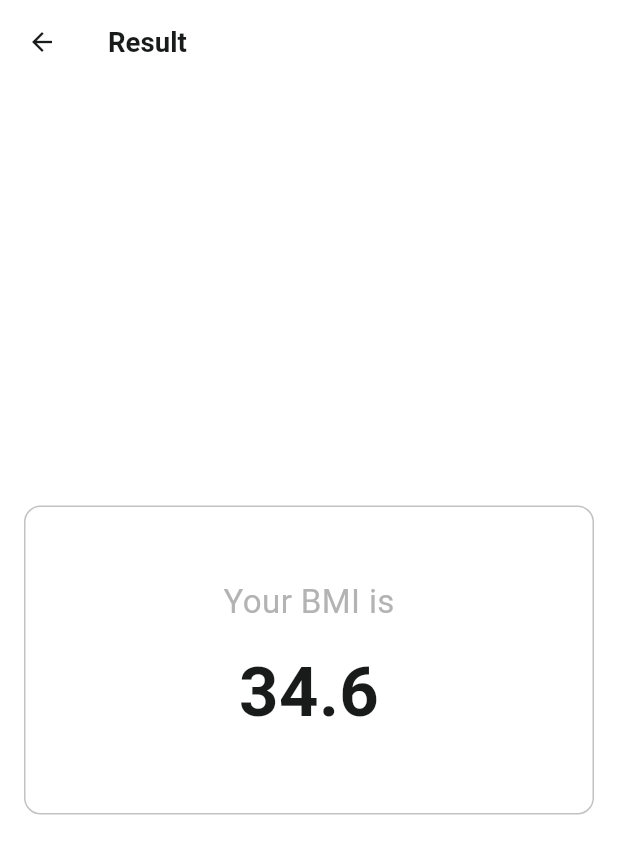
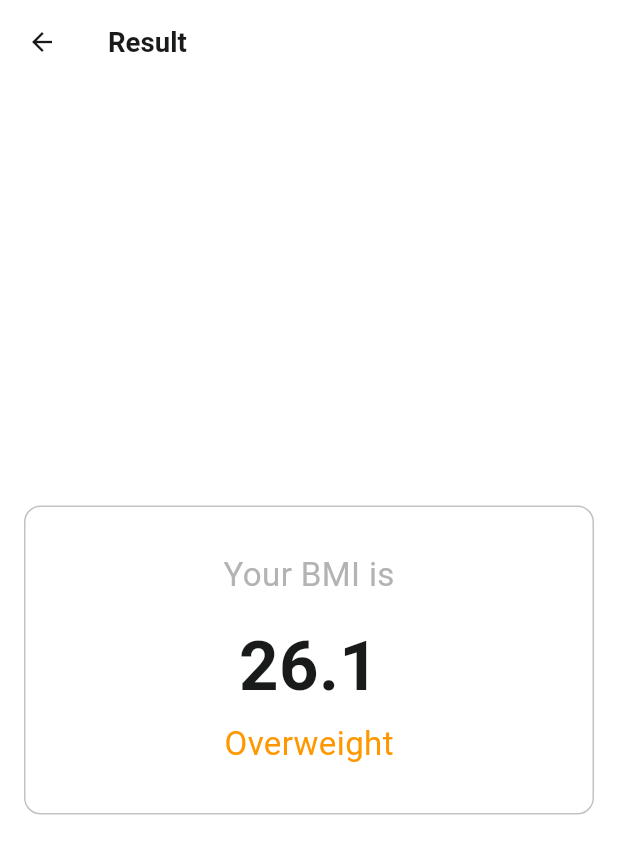
Before and after one commit to AhmedAbogameel-CCIC-2024/bmi_calculator, a Flutter app: the screen it shows after launch, after a tap on "Calculate", on a phone screen of 412 x 824 dp. Shown: the top 854 px of the screen. Run offline on Flutter 3.47's test engine with Material 3 defaults, Android fonts, the phone set to English and light mode, and no system bars; our stand-ins replace flutter_screenutil, font_awesome_flutter; Roboto replaces fonts that are missing (Poppins).

Commit message:
Calculator Logic Implemented

```diff
--- a/lib/views/calculator/view.dart
+++ b/lib/views/calculator/view.dart
@@ -10,8 +10,23 @@ import '../../widgets/app/counter_card.dart';
 import '../../widgets/app/gender_choice_card.dart';
 import '../result /view.dart';
 
-class CalculatorView extends StatelessWidget {
+class CalculatorView extends StatefulWidget {
   const CalculatorView({Key? key}) : super(key: key);
+
+  @override
+  State<CalculatorView> createState() => _CalculatorViewState();
+}
+
+class _CalculatorViewState extends State<CalculatorView> {
+
+  int height = 175;
+  int weight = 80;
+  bool isMale = true;
+
+  double calculate() {
+    final heightInMeter = height / 100;
+    return weight / (heightInMeter * heightInMeter);
+  }
 
   @override
   Widget build(BuildContext context) {
@@ -30,7 +45,8 @@ class CalculatorView extends StatelessWidget {
                     child: GenderChoiceCard(
                       title: 'Male',
                       icon: FontAwesomeIcons.person,
-                      isSelected: true,
+                      isSelected: isMale,
+                      onTap: () => setState(() => isMale = true),
                     ),
                   ),
                   SizedBox(width: 16.width),
@@ -38,7 +54,8 @@ class CalculatorView extends StatelessWidget {
                     child: GenderChoiceCard(
                       title: 'Female',
                       icon: FontAwesomeIcons.personDress,
-                      isSelected: false,
+                      isSelected: !isMale,
+                      onTap: () => setState(() => isMale = false),
                     ),
                   ),
                 ],
@@ -46,20 +63,24 @@ class CalculatorView extends StatelessWidget {
             ),
             SizedBox(height: 16.height),
             CounterCard(
-              count: '190',
+              count: '$height',
               title: 'Height (in cm)',
+              onPlus: () => height < 220 ? setState(() => height++) : null,
+              onMinus: () => height > 40 ? setState(() => height--) : null,
             ),
             SizedBox(height: 16.height),
             CounterCard(
-              count: '90',
+              count: '$weight',
               title: 'Weight (in kg)',
+              onPlus: () => setState(() => weight++),
+              onMinus: () => weight > 5 ? setState(() => weight--) : null,
             ),
             SizedBox(height: 40.height),
             SafeArea(
               child: AppButton(
                 title: 'Calculate',
                 onTap: () {
-                  RouteUtils.push(context, ResultView());
+                  RouteUtils.push(context, ResultView(result: calculate()));
                 },
               ),
             ),
--- a/lib/views/result /view.dart
+++ b/lib/views/result /view.dart
@@ -6,7 +6,36 @@ import 'package:bmi_calculator/widgets/app_text.dart';
 import 'package:flutter/material.dart';
 
 class ResultView extends StatelessWidget {
-  const ResultView({Key? key}) : super(key: key);
+  const ResultView({
+    Key? key,
+    required this.result,
+  }) : super(key: key);
+
+  final double result;
+
+  String getResult() {
+    if (result < 18.5) {
+      return "Underweight";
+    } else if (result >= 18.5 && result < 25) {
+      return 'Normal';
+    } else if (result >= 25 && result < 30) {
+      return 'Overweight';
+    } else {
+      return 'Obese';
+    }
+  }
+
+  Color getColor() {
+    if (result < 18.5) {
+      return AppColors.grey;
+    } else if (result >= 18.5 && result < 25) {
+      return Colors.yellow;
+    } else if (result >= 25 && result < 30) {
+      return Colors.orange;
+    } else {
+      return Colors.red;
+    }
+  }
 
   @override
   Widget build(BuildContext context) {
@@ -29,9 +58,15 @@ class ResultView extends StatelessWidget {
               ),
               SizedBox(height: 12.height),
               AppText(
-                title: '34.6',
+                title: result.toStringAsFixed(1),
                 fontSize: 50.font,
                 fontWeight: FontWeight.w700,
+              ),
+              SizedBox(height: 4.height),
+              AppText(
+                title: '${getResult()}',
+                color: getColor(),
+                fontSize: 24.font,
               ),
             ],
           ),
--- a/lib/widgets/app/gender_choice_card.dart
+++ b/lib/widgets/app/gender_choice_card.dart
@@ -3,6 +3,7 @@ import 'package:bmi_calculator/core/extensions/num.dart';
 import 'package:bmi_calculator/core/utils/colors.dart';
 import 'package:bmi_calculator/widgets/app_text.dart';
 import 'package:flutter/cupertino.dart';
+import 'package:flutter/material.dart';
 import 'package:font_awesome_flutter/font_awesome_flutter.dart';
 
 class GenderChoiceCard extends StatelessWidget {
@@ -11,18 +12,22 @@ class GenderChoiceCard extends StatelessWidget {
     required this.icon,
     required this.title,
     required this.isSelected,
+    required this.onTap,
   }) : super(key: key);
 
   final IconData icon;
   final String title;
   final bool isSelected;
+  final Function() onTap;
 
   @override
   Widget build(BuildContext context) {
     final unselectedColor = AppColors.grey.withOpacity(0.9);
     final selectedColor = AppColors.primary;
     final color = isSelected ? selectedColor : unselectedColor;
-    return Container(
+    return InkWell(
+      onTap: onTap,
+      child: Container(
         height: context.width(2),
         child: Column(
           mainAxisAlignment: MainAxisAlignment.center,
@@ -48,6 +53,7 @@ class GenderChoiceCard extends StatelessWidget {
             width: 1.5,
           ),
         ),
+      ),
     );
   }
 }
```
Also changed, not shown: lib/widgets/app/counter_card.dart (+6 -2 lines). Lines whose indentation alone changed are shown as unchanged.
